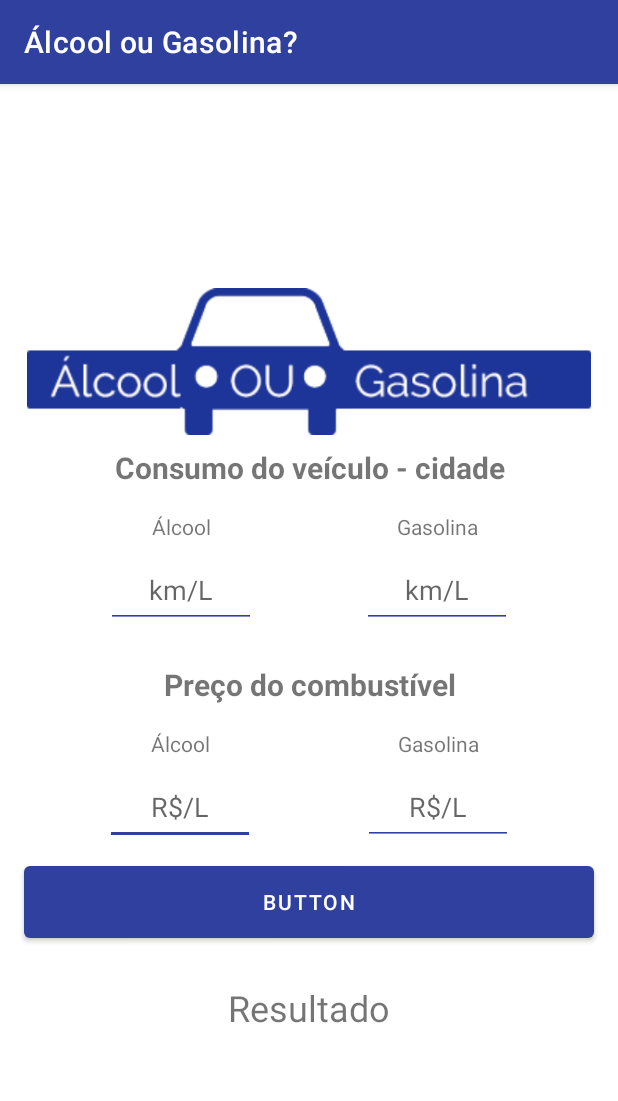
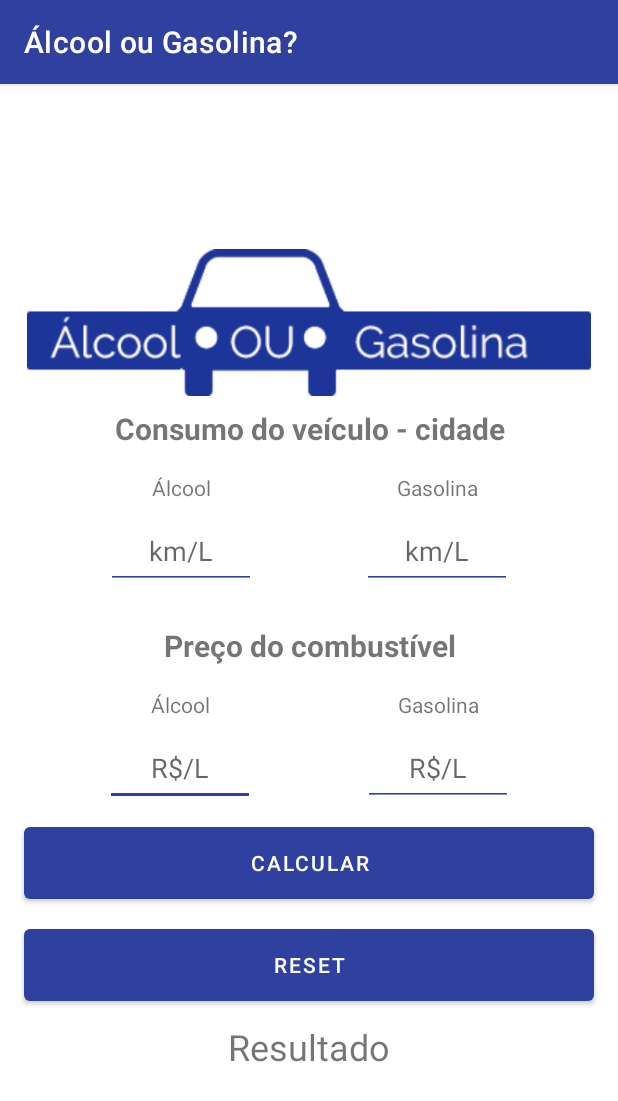
Before and after one commit to dbastosdev/AndroidProjects, an Android app: the screen it shows after launch (MainActivity), on a phone screen of 412 x 824 dp. Shown: the top 1101 px of the screen. Run offline under Robolectric (Android 15) with nearby library versions, the phone set to English and light mode, and no system bars.

Commit message:
Refatorada interface e ajuste na estrura de código com separação por métodos

```diff
--- a/CursoAndroidJamiltonDamasceno/Fuel/app/src/main/java/com/example/fuel/MainActivity.java
+++ b/CursoAndroidJamiltonDamasceno/Fuel/app/src/main/java/com/example/fuel/MainActivity.java
@@ -3,13 +3,68 @@ package com.example.fuel;
 import androidx.appcompat.app.AppCompatActivity;
 
 import android.os.Bundle;
+import android.view.View;
+import android.widget.Button;
+import android.widget.EditText;
+import android.widget.TextView;
 
 public class MainActivity extends AppCompatActivity {
+
+    // Declaração de atributos globas da MainActivity
+    private EditText autoAlcool;
+    private EditText autoGas;
+    private EditText alcoolCost;
+    private EditText gasCost;
+    private Button calculate;
+    private TextView result;
+    private Button reset;
 
     @Override
     protected void onCreate(Bundle savedInstanceState) {
         super.onCreate(savedInstanceState);
         setContentView(R.layout.activity_main);
+
+        // Acesso aos id's de cada campo da tela do app
+        autoAlcool  = findViewById(R.id.autoAlcool);
+        autoGas     = findViewById(R.id.autoGas);
+        alcoolCost  = findViewById(R.id.alcoolCost);
+        gasCost     = findViewById(R.id.gasCost);
+        calculate   = findViewById(R.id.calculate);
+        result      = findViewById(R.id.result);
+        reset       = findViewById(R.id.reset);
+
+        // monitoramento do botão de calcular com chamada aos métodos de cálculo
+        calculate.setOnClickListener(new View.OnClickListener() {
+            @Override
+            public void onClick(View v) {
+                calc();
+                result();
+            }
+        });
+
+        // monitoramento do botão de reset com chamada ao método
+        reset.setOnClickListener(new View.OnClickListener() {
+            @Override
+            public void onClick(View v) {
+                reset();
+            }
+        });
+
+    }
+
+    //Método para cálculo
+    public void calc (){
+        result.setText("alterado");
+    }
+
+    //Método para exibir resultado
+    public void result(){
+        result.setText("alterado");
+    }
+
+    //Método para reset e recalculo
+    public void reset(){
+        result.setText("alterado");
     }
 
 
--- a/CursoAndroidJamiltonDamasceno/Fuel/app/src/main/res/layout/activity_main.xml
+++ b/CursoAndroidJamiltonDamasceno/Fuel/app/src/main/res/layout/activity_main.xml
@@ -8,21 +8,21 @@
     tools:context=".MainActivity">
 
     <EditText
-        android:id="@+id/editTextNumberDecimal3"
+        android:id="@+id/alcoolCost"
         android:layout_width="100dp"
         android:layout_height="50dp"
         android:layout_marginTop="8dp"
         android:ems="10"
         android:hint="@string/r_l"
+        android:importantForAutofill="no"
         android:inputType="numberDecimal"
         android:textAlignment="center"
         app:backgroundTint="@color/backgroundTint"
-        app:layout_constraintEnd_toStartOf="@+id/editTextNumberDecimal2"
+        app:layout_constraintEnd_toStartOf="@+id/autoGas"
         app:layout_constraintHorizontal_bias="0.496"
         app:layout_constraintStart_toStartOf="parent"
         app:layout_constraintTop_toBottomOf="@+id/textView6"
-        tools:ignore="TouchTargetSizeCheck,DuplicateSpeakableTextCheck,TextContrastCheck"
-        android:importantForAutofill="no" />
+        tools:ignore="TouchTargetSizeCheck,DuplicateSpeakableTextCheck,TextContrastCheck" />
 
     <TextView
         android:id="@+id/textView4"
@@ -38,7 +38,7 @@
         app:layout_constraintEnd_toEndOf="parent"
         app:layout_constraintHorizontal_bias="0.0"
         app:layout_constraintStart_toStartOf="parent"
-        app:layout_constraintTop_toBottomOf="@+id/editTextNumberDecimal" />
+        app:layout_constraintTop_toBottomOf="@+id/autoAlcool" />
 
     <TextView
         android:id="@+id/textView5"
@@ -65,21 +65,21 @@
         app:layout_constraintTop_toBottomOf="@+id/textView4" />
 
     <EditText
-        android:id="@+id/editTextNumberDecimal4"
+        android:id="@+id/gasCost"
         android:layout_width="100dp"
         android:layout_height="50dp"
         android:layout_marginTop="8dp"
         android:ems="10"
         android:hint="@string/r_l"
+        android:importantForAutofill="no"
         android:inputType="numberDecimal"
         android:textAlignment="center"
         app:backgroundTint="@color/backgroundTint"
         app:layout_constraintEnd_toEndOf="parent"
         app:layout_constraintHorizontal_bias="0.503"
-        app:layout_constraintStart_toEndOf="@+id/editTextNumberDecimal"
+        app:layout_constraintStart_toEndOf="@+id/autoAlcool"
         app:layout_constraintTop_toBottomOf="@+id/textView5"
-        tools:ignore="TouchTargetSizeCheck,TextContrastCheck"
-        android:importantForAutofill="no" />
+        tools:ignore="TouchTargetSizeCheck,TextContrastCheck" />
 
     <ImageView
         android:id="@+id/imageView"
@@ -133,41 +133,41 @@
         app:layout_constraintTop_toBottomOf="@+id/textView" />
 
     <EditText
-        android:id="@+id/editTextNumberDecimal"
+        android:id="@+id/autoAlcool"
         android:layout_width="100dp"
         android:layout_height="50dp"
         android:layout_marginTop="8dp"
         android:ems="10"
         android:hint="@string/km_l"
+        android:importantForAutofill="no"
         android:inputType="numberDecimal"
         android:textAlignment="center"
         app:backgroundTint="@color/backgroundTint"
-        app:layout_constraintEnd_toStartOf="@+id/editTextNumberDecimal2"
+        app:layout_constraintEnd_toStartOf="@+id/autoGas"
         app:layout_constraintHorizontal_bias="0.5"
         app:layout_constraintStart_toStartOf="parent"
         app:layout_constraintTop_toBottomOf="@+id/textView2"
-        tools:ignore="TouchTargetSizeCheck,TextContrastCheck,DuplicateSpeakableTextCheck"
-        android:importantForAutofill="no" />
+        tools:ignore="TouchTargetSizeCheck,TextContrastCheck,DuplicateSpeakableTextCheck" />
 
     <EditText
-        android:id="@+id/editTextNumberDecimal2"
+        android:id="@+id/autoGas"
         android:layout_width="100dp"
         android:layout_height="50dp"
         android:layout_marginTop="8dp"
         android:ems="10"
         android:hint="@string/km_l"
+        android:importantForAutofill="no"
         android:inputType="numberDecimal"
         android:textAlignment="center"
         app:backgroundTint="@color/backgroundTint"
         app:layout_constraintEnd_toEndOf="parent"
         app:layout_constraintHorizontal_bias="0.5"
-        app:layout_constraintStart_toEndOf="@+id/editTextNumberDecimal"
+        app:layout_constraintStart_toEndOf="@+id/autoAlcool"
         app:layout_constraintTop_toBottomOf="@+id/textView3"
-        tools:ignore="TouchTargetSizeCheck,TextContrastCheck"
-        android:importantForAutofill="no" />
+        tools:ignore="TouchTargetSizeCheck,TextContrastCheck" />
 
     <Button
-        android:id="@+id/button"
+        android:id="@+id/calculate"
         android:layout_width="0dp"
         android:layout_height="60dp"
         android:layout_marginStart="16dp"
@@ -177,14 +177,28 @@
         app:backgroundTint="@color/backgroundTint"
         app:layout_constraintEnd_toEndOf="parent"
         app:layout_constraintStart_toStartOf="parent"
-        app:layout_constraintTop_toBottomOf="@+id/editTextNumberDecimal3" />
+        app:layout_constraintTop_toBottomOf="@+id/alcoolCost" />
+
+    <Button
+        android:id="@+id/reset"
+        android:layout_width="0dp"
+        android:layout_height="60dp"
+        android:layout_marginStart="16dp"
+        android:layout_marginTop="8dp"
+        android:layout_marginEnd="16dp"
+        android:text="@string/reset"
+        app:backgroundTint="@color/backgroundTint"
+        app:layout_constraintEnd_toEndOf="parent"
+        app:layout_constraintHorizontal_bias="0.0"
+        app:layout_constraintStart_toStartOf="parent"
+        app:layout_constraintTop_toBottomOf="@+id/calculate" />
 
     <TextView
-        android:id="@+id/textView7"
+        android:id="@+id/result"
         android:layout_width="0dp"
         android:layout_height="wrap_content"
         android:layout_marginStart="16dp"
-        android:layout_marginTop="24dp"
+        android:layout_marginTop="8dp"
         android:layout_marginEnd="16dp"
         android:text="@string/result"
         android:textAlignment="center"
@@ -192,6 +206,6 @@
         app:layout_constraintEnd_toEndOf="parent"
         app:layout_constraintHorizontal_bias="0.0"
         app:layout_constraintStart_toStartOf="parent"
-        app:layout_constraintTop_toBottomOf="@+id/button" />
+        app:layout_constraintTop_toBottomOf="@+id/reset" />
 
 </androidx.constraintlayout.widget.ConstraintLayout>
--- a/CursoAndroidJamiltonDamasceno/Fuel/app/src/main/res/values/strings.xml
+++ b/CursoAndroidJamiltonDamasceno/Fuel/app/src/main/res/values/strings.xml
@@ -1,11 +1,12 @@
 <resources>
     <string name="app_name">Álcool ou Gasolina?</string>
     <string name="result">Resultado</string>
-    <string name="button">Button</string>
+    <string name="button">Calcular</string>
     <string name="km_l">km/L</string>
     <string name="alcool">Álcool</string>
     <string name="r_l">R$/L</string>
     <string name="gasolina">Gasolina</string>
     <string name="textapp">Consumo do veículo - cidade</string>
     <string name="textPrice">Preço do combustível</string>
+    <string name="reset">reset</string>
 </resources>
```
